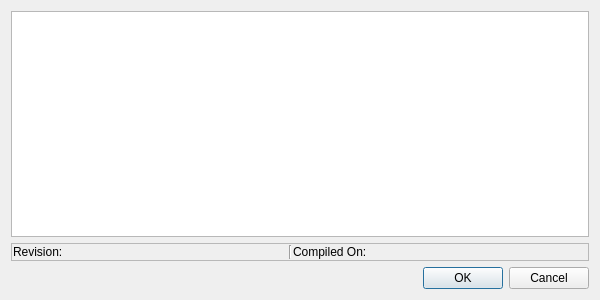
This is ui/dialog.ui in fpoussin/QStlink2 as Qt 5 draws it before an edit. The edited form follows.
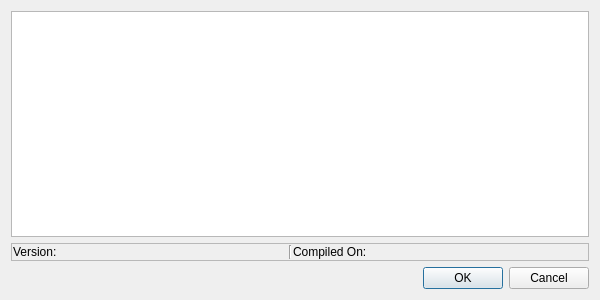
This is the edited form. Icons and pictures are not drawn.

The edit to the form file:
```diff
--- a/ui/dialog.ui
+++ b/ui/dialog.ui
@@ -91,7 +91,7 @@
          </size>
         </property>
         <property name="text">
-         <string>Revision:</string>
+         <string>Version: </string>
         </property>
        </widget>
       </item>
```
Left out of the diff: 6 changed lines with no effect on the pictures.
